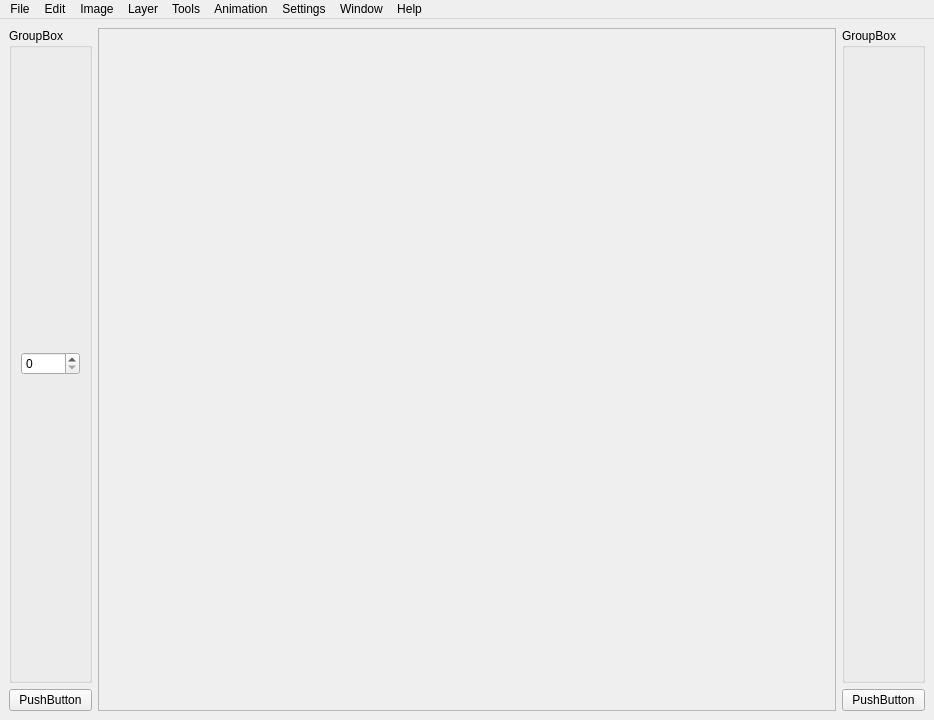
Zipeerix/capy-art-studio, file src/ui/MainWindow.ui: the form before one commit.
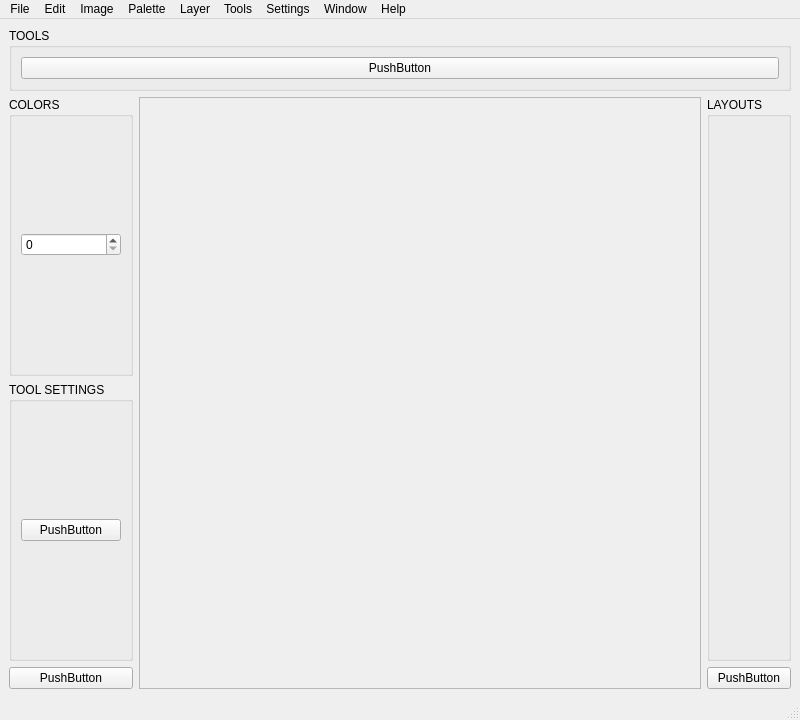
The form after the commit. Icons and pictures are not drawn.

Patch:
```diff
--- a/src/ui/MainWindow.ui
+++ b/src/ui/MainWindow.ui
@@ -6,7 +6,7 @@
    <rect>
     <x>0</x>
     <y>0</y>
-    <width>934</width>
+    <width>800</width>
     <height>720</height>
    </rect>
   </property>
@@ -18,6 +18,24 @@
     <normaloff>:/icon.png</normaloff>:/icon.png</iconset>
   </property>
   <widget class="QWidget" name="centralwidget">
+   <layout class="QVBoxLayout" name="verticalLayout_10">
+    <item>
+     <widget class="QGroupBox" name="groupBox_5">
+      <property name="title">
+       <string>TOOLS</string>
+      </property>
+      <layout class="QHBoxLayout" name="horizontalLayout_5">
+       <item>
+        <widget class="QPushButton" name="pushButton_4">
+         <property name="text">
+          <string>PushButton</string>
+         </property>
+        </widget>
+       </item>
+      </layout>
+     </widget>
+    </item>
+    <item>
    <layout class="QHBoxLayout" name="horizontalLayout">
     <item>
      <layout class="QVBoxLayout" name="verticalLayout">
@@ -26,7 +44,7 @@
         <item>
          <widget class="QGroupBox" name="groupBox">
           <property name="title">
-           <string>GroupBox</string>
+             <string>COLORS</string>
           </property>
           <layout class="QVBoxLayout" name="verticalLayout_5">
            <item>
@@ -37,6 +55,22 @@
         </item>
        </layout>
       </item>
+        <item>
+         <widget class="QGroupBox" name="groupBox_4">
+          <property name="title">
+           <string>TOOL SETTINGS</string>
+          </property>
+          <layout class="QVBoxLayout" name="verticalLayout_9">
+           <item>
+            <widget class="QPushButton" name="pushButton_3">
+             <property name="text">
+              <string>PushButton</string>
+             </property>
+            </widget>
+           </item>
+          </layout>
+         </widget>
+        </item>
       <item>
        <widget class="QPushButton" name="pushButton">
         <property name="text">
@@ -56,8 +90,8 @@
         <rect>
          <x>0</x>
          <y>0</y>
-         <width>684</width>
-         <height>651</height>
+           <width>518</width>
+           <height>550</height>
         </rect>
        </property>
        <layout class="QHBoxLayout" name="horizontalLayout_2">
@@ -82,9 +116,8 @@
       <item>
        <widget class="QGroupBox" name="groupBox_2">
         <property name="title">
-         <string>GroupBox</string>
-        </property>
-        <layout class="QHBoxLayout" name="horizontalLayout_3"/>
+           <string>LAYOUTS</string>
+          </property>
        </widget>
       </item>
       <item>
@@ -97,13 +130,16 @@
      </layout>
     </item>
    </layout>
+    </item>
+   </layout>
   </widget>
+  <widget class="QStatusBar" name="statusBar"/>
   <widget class="QMenuBar" name="menuBar">
    <property name="geometry">
     <rect>
      <x>0</x>
      <y>0</y>
-     <width>934</width>
+     <width>800</width>
      <height>43</height>
     </rect>
    </property>
@@ -173,17 +209,17 @@
     <addaction name="actionNew_Window"/>
     <addaction name="actionClose_2"/>
    </widget>
-   <widget class="QMenu" name="menuAnimation">
+   <widget class="QMenu" name="menuPalette">
     <property name="title">
-     <string>Animation</string>
+     <string>Palette</string>
     </property>
    </widget>
    <addaction name="menuFile"/>
    <addaction name="menuEdit"/>
    <addaction name="menuImage"/>
+   <addaction name="menuPalette"/>
    <addaction name="menuLayer"/>
    <addaction name="menuTools"/>
-   <addaction name="menuAnimation"/>
    <addaction name="menuSettings"/>
    <addaction name="menuWindow"/>
    <addaction name="menuHelp"/>
```
Left out of the diff: 6 changed lines with no effect on the pictures. Lines whose indentation alone changed are shown as unchanged.
